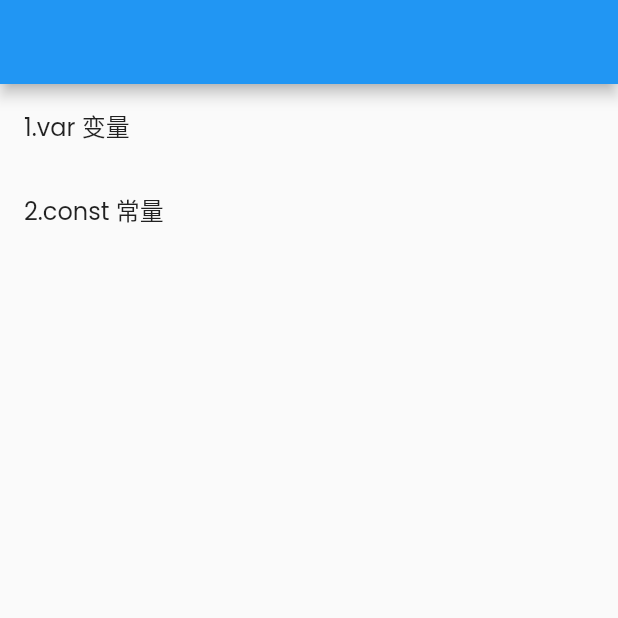
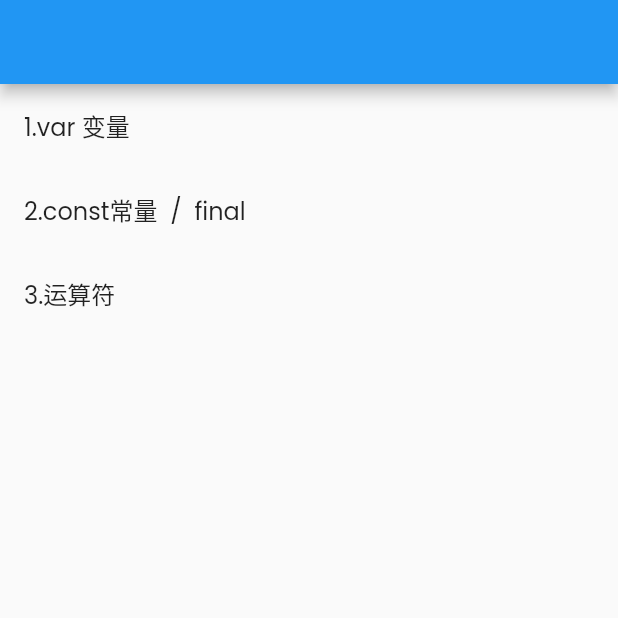
Before and after one commit to Shineforword/lyxy, a Flutter app: the LyDart screen opened directly, on a phone screen of 412 x 824 dp, the top half of it. Run offline on Flutter 3.47's test engine with Material 2 defaults, Android fonts, the phone set to English and light mode, and no system bars; our stand-ins replace extended_image, flutter_markdown; missing offline and left inert: markdown_syntax_highlighter, wechat_assets_picker; network calls fail.

Commit message:
[dart - num]

```diff
--- a/lib/explore/dart/ly_dart.dart
+++ b/lib/explore/dart/ly_dart.dart
@@ -17,8 +17,11 @@ class LyDart extends StatelessWidget {
               title: "1.var 变量",
               page: LyxyCodes(mdpwd: "lib/assets/markdown/dart/var.md")),
           LyxyExploreItem(
-              title: "2.const 常量",
+              title: "2.const常量  /  final ",
               page: LyxyCodes(mdpwd: "lib/assets/markdown/dart/const.md")),
+          LyxyExploreItem(
+              title: "3.运算符",
+              page: LyxyCodes(mdpwd: "lib/assets/markdown/dart/num.md")),
         ],
       ),
     );
```
Also changed, not shown: 1 other file.
